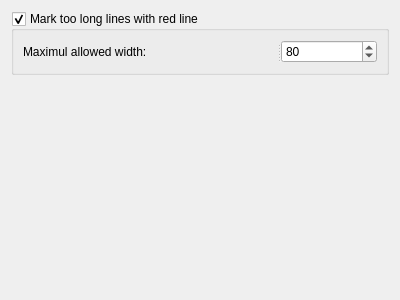
Qt form enki/plugins/qpartsettings/Edge.ui (andreikop/enki) before a commit.
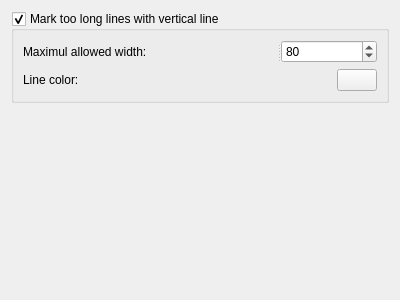
The same form after that commit. Custom widgets are drawn as their Qt base class.

Commit message: Edge color setting

```diff
--- a/enki/plugins/qpartsettings/Edge.ui
+++ b/enki/plugins/qpartsettings/Edge.ui
@@ -13,17 +13,17 @@
   <property name="windowTitle">
    <string>Form</string>
   </property>
-  <layout class="QVBoxLayout" name="verticalLayout_2">
+  <layout class="QVBoxLayout" name="verticalLayout">
    <item>
     <widget class="QGroupBox" name="gbEdgeEnabled">
      <property name="title">
-      <string>Mark too long lines with red line</string>
+      <string>Mark too long lines with vertical line</string>
      </property>
      <property name="checkable">
       <bool>true</bool>
      </property>
-     <layout class="QVBoxLayout" name="verticalLayout">
-      <item>
+     <layout class="QGridLayout" name="gridLayout">
+      <item row="0" column="0" colspan="2">
        <widget class="QSplitter" name="splitter">
         <property name="orientation">
          <enum>Qt::Horizontal</enum>
@@ -46,6 +46,23 @@
         </widget>
        </widget>
       </item>
+      <item row="1" column="0">
+       <widget class="QLabel" name="label_2">
+        <property name="text">
+         <string>Line color:</string>
+        </property>
+       </widget>
+      </item>
+      <item row="1" column="1">
+       <widget class="ColorButton" name="tbEdgeColor">
+        <property name="sizePolicy">
+         <sizepolicy hsizetype="Fixed" vsizetype="Fixed">
+          <horstretch>0</horstretch>
+          <verstretch>0</verstretch>
+         </sizepolicy>
+        </property>
+       </widget>
+      </item>
      </layout>
     </widget>
    </item>
@@ -64,6 +81,13 @@
    </item>
   </layout>
  </widget>
+ <customwidgets>
+  <customwidget>
+   <class>ColorButton</class>
+   <extends>QPushButton</extends>
+   <header location="global">enki/widgets/colorbutton.h</header>
+  </customwidget>
+ </customwidgets>
  <resources/>
  <connections/>
 </ui>
```
The commit also changes 2 other files.
